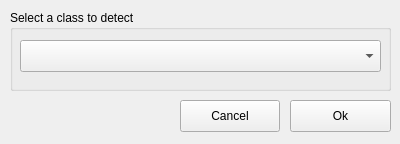
Before: the Qt Designer form src/core/detectoptions.ui in OceanEye-Project/OceanEye-QT, drawn with Qt 5.
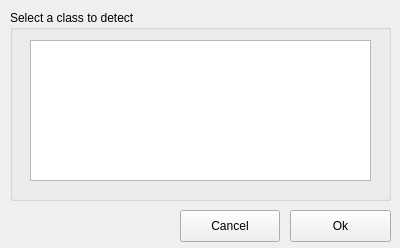
After: the same form once the commit is applied.

What changed in the file:
```diff
--- a/src/core/detectoptions.ui
+++ b/src/core/detectoptions.ui
@@ -7,7 +7,7 @@
     <x>0</x>
     <y>0</y>
     <width>400</width>
-    <height>144</height>
+    <height>248</height>
    </rect>
   </property>
   <property name="windowTitle">
@@ -19,19 +19,19 @@
      <x>10</x>
      <y>10</y>
      <width>381</width>
-     <height>81</height>
+     <height>191</height>
     </rect>
    </property>
    <property name="title">
     <string>Select a class to detect</string>
    </property>
-   <widget class="QComboBox" name="classSelect">
+   <widget class="QListWidget" name="classList">
     <property name="geometry">
      <rect>
-      <x>10</x>
+      <x>20</x>
       <y>30</y>
-      <width>361</width>
-      <height>32</height>
+      <width>341</width>
+      <height>141</height>
      </rect>
     </property>
    </widget>
@@ -40,7 +40,7 @@
    <property name="geometry">
     <rect>
      <x>290</x>
-     <y>100</y>
+     <y>210</y>
      <width>101</width>
      <height>32</height>
     </rect>
@@ -53,7 +53,7 @@
    <property name="geometry">
     <rect>
      <x>180</x>
-     <y>100</y>
+     <y>210</y>
      <width>100</width>
      <height>32</height>
     </rect>
```
